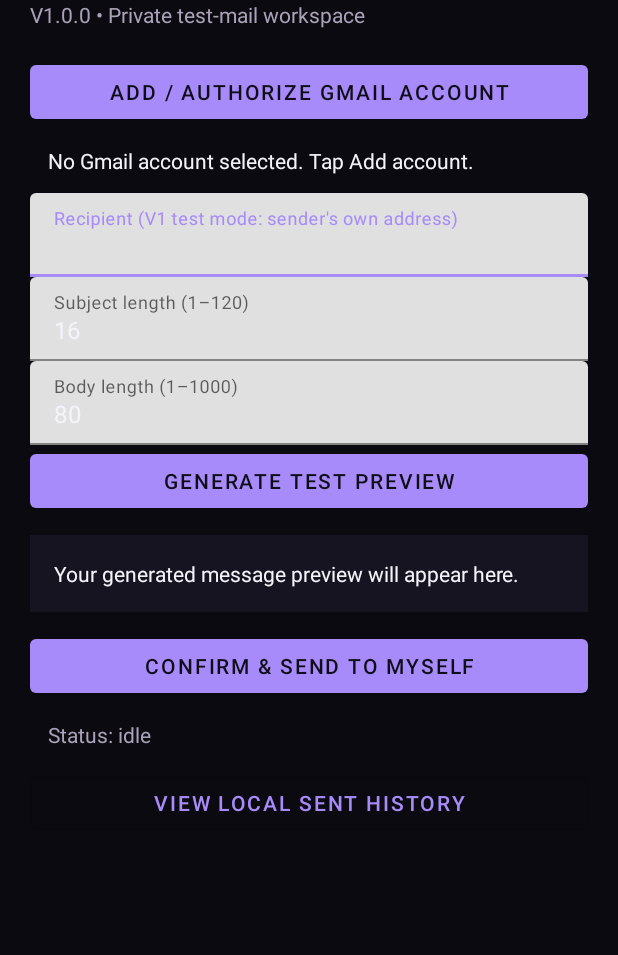
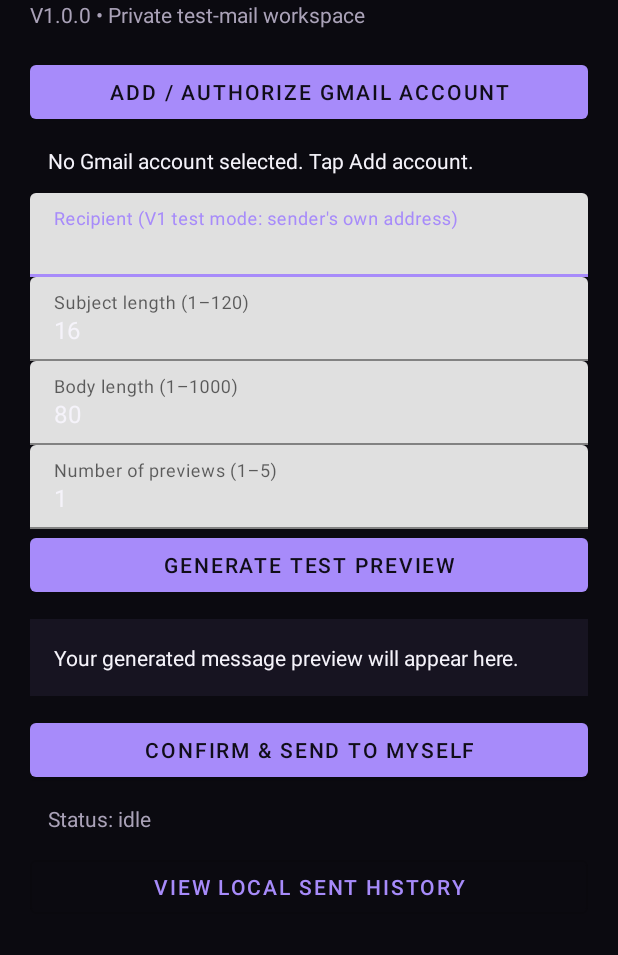
Before and after one commit to 0csh/MailCrusher, an Android app: the screen it shows after launch (MainActivity), on a phone screen of 412 x 824 dp, the part 83-1038 px from its top. Run offline under Robolectric (Android 15) with nearby library versions, the phone set to English and light mode, and no system bars.

Commit message:
Add message preview count selector (max 5)

```diff
--- a/app/src/main/res/layout/activity_main.xml
+++ b/app/src/main/res/layout/activity_main.xml
@@ -39,6 +39,14 @@
                 android:layout_height="wrap_content" android:inputType="number"
                 android:text="80" android:textColor="@color/mc_text"/>
         </com.google.android.material.textfield.TextInputLayout>
+        <com.google.android.material.textfield.TextInputLayout
+            android:layout_width="match_parent" android:layout_height="wrap_content"
+            android:hint="Number of previews (1–5)">
+            <com.google.android.material.textfield.TextInputEditText
+                android:id="@+id/edtMessageCount" android:layout_width="match_parent"
+                android:layout_height="wrap_content" android:inputType="number"
+                android:text="1" android:textColor="@color/mc_text"/>
+        </com.google.android.material.textfield.TextInputLayout>
         <com.google.android.material.button.MaterialButton
             android:id="@+id/btnGenerate" android:layout_width="match_parent"
             android:layout_height="wrap_content" android:text="Generate test preview"/>
```
